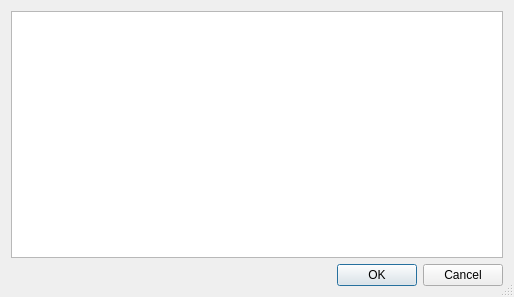
Above: src/tiled/texteditordialog.ui from mapeditor/tiled before the change. Below: the same form after it.
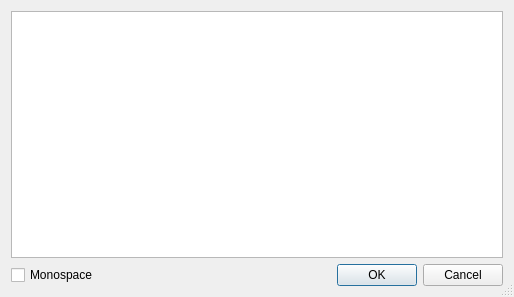
That is the form after the change.

Commit message:
Added Monospace option to multi-line text editor
Requested on Discord, only tested on Linux.

Diff of the .ui file:
```diff
--- a/src/tiled/texteditordialog.ui
+++ b/src/tiled/texteditordialog.ui
@@ -17,10 +17,10 @@
    <bool>true</bool>
   </property>
   <layout class="QGridLayout" name="gridLayout">
-   <item row="0" column="0">
+   <item row="0" column="0" colspan="2">
     <widget class="QPlainTextEdit" name="plainTextEdit"/>
    </item>
-   <item row="1" column="0">
+   <item row="1" column="1">
     <widget class="QDialogButtonBox" name="buttonBox">
      <property name="orientation">
       <enum>Qt::Horizontal</enum>
@@ -30,6 +30,16 @@
      </property>
     </widget>
    </item>
+   <item row="1" column="0">
+    <widget class="QCheckBox" name="monospaceFont">
+     <property name="text">
+      <string>Monospace</string>
+     </property>
+     <property name="checkable">
+      <bool>true</bool>
+     </property>
+    </widget>
+   </item>
   </layout>
  </widget>
  <resources/>
```
The commit also changes 1 other file.
